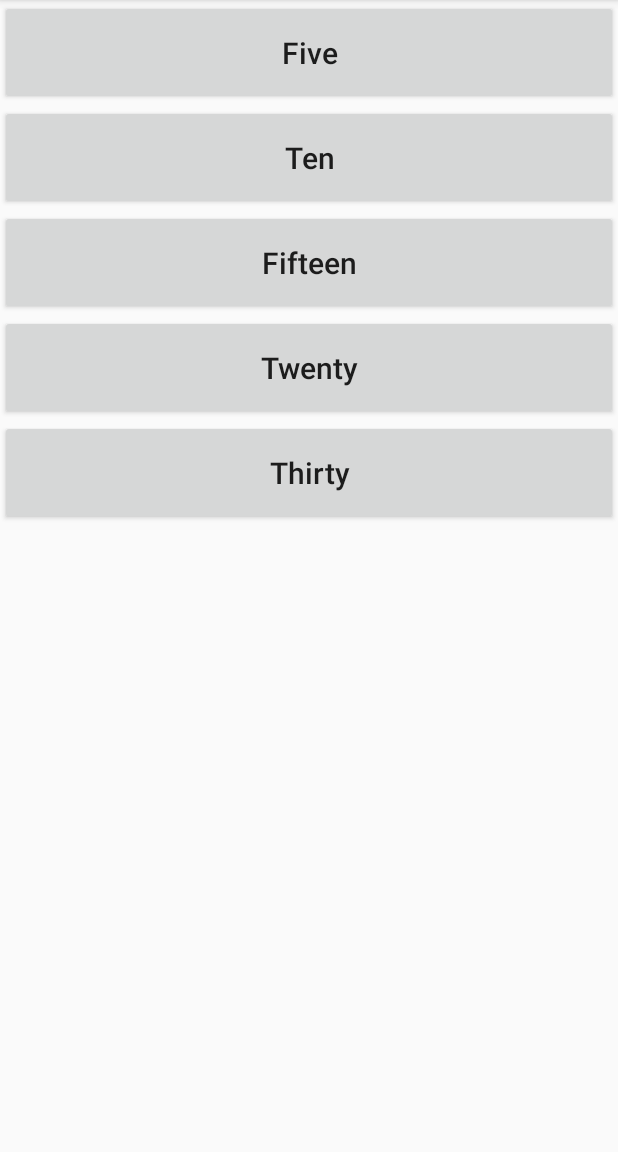
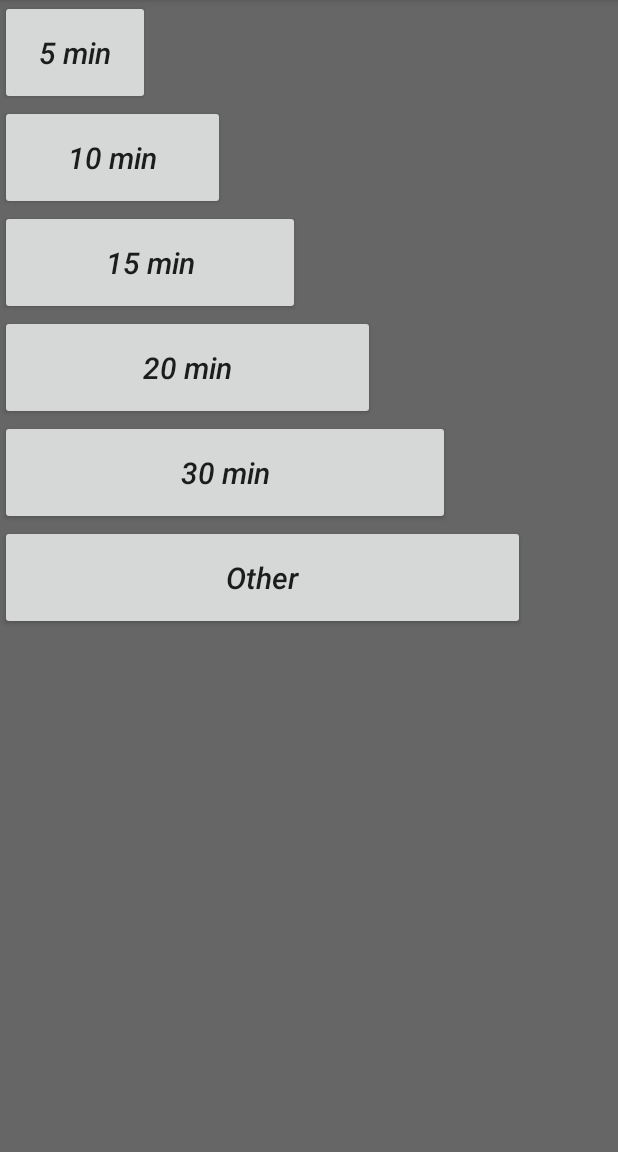
Before and after one commit to TaslimOseni/Kasparov, an Android app: the screen it shows after launch (StartActivity), on a phone screen of 412 x 824 dp, the part 84-1236 px from its top. Run offline under Robolectric (Android 15) with nearby library versions, the phone set to English and light mode, and no system bars.

Commit message:
new updates

```diff
--- a/app/src/main/java/com/dabinu/apps/chesstimer/StartActivity.java
+++ b/app/src/main/java/com/dabinu/apps/chesstimer/StartActivity.java
@@ -1,14 +1,20 @@
 package com.dabinu.apps.chesstimer;
 
 import android.content.Intent;
+import android.graphics.Color;
 import android.support.v7.app.AppCompatActivity;
 import android.os.Bundle;
+import android.support.v7.widget.LinearLayoutCompat;
 import android.view.View;
+import android.view.ViewGroup;
 import android.widget.Button;
+import android.widget.EditText;
+import android.widget.RelativeLayout;
 
 public class StartActivity extends AppCompatActivity {
 
-    Button five, ten, fifteen, twenty, thirty;
+    Button five, ten, fifteen, twenty, thirty, other;
+    RelativeLayout maam;
 
     @Override
     protected void onCreate(Bundle savedInstanceState) {
@@ -20,8 +26,11 @@ public class StartActivity extends AppCompatActivity {
         fifteen = (Button) findViewById(R.id.fif);
         twenty = (Button) findViewById(R.id.twen);
         thirty = (Button) findViewById(R.id.thirt);
+        other = (Button) findViewById(R.id.other);
+        maam = (RelativeLayout) findViewById(R.id.maam);
 
-        //Intent to got o the main activity: Named it surgical activity.
+
+        //Intent to got to the main activity: Named it surgical activity.
         final Intent intent = new Intent(this, SurgicalRoom.class);
 
 
@@ -71,6 +80,17 @@ public class StartActivity extends AppCompatActivity {
             }
         });
 
+        other.setOnClickListener(new View.OnClickListener() {
+            @Override
+            public void onClick(View view) {
+                EditText editText = new EditText(getApplicationContext());
+                editText.setLayoutParams(new LinearLayoutCompat.LayoutParams(ViewGroup.LayoutParams.WRAP_CONTENT, ViewGroup.LayoutParams.WRAP_CONTENT));
+                editText.setBackgroundColor(Color.WHITE);
+                //todo: set a layout under that'd hold two spinners and one image view
+                maam.addView(editText);
+            }
+        });
+
     }
 
 
--- a/app/src/main/java/com/dabinu/apps/chesstimer/SurgicalRoom.java
+++ b/app/src/main/java/com/dabinu/apps/chesstimer/SurgicalRoom.java
@@ -15,6 +15,7 @@ import android.view.View;
 import android.view.Window;
 import android.view.WindowManager;
 import android.widget.ImageButton;
+import android.widget.LinearLayout;
 import android.widget.TextView;
 
 public class SurgicalRoom extends AppCompatActivity {
@@ -24,6 +25,7 @@ public class SurgicalRoom extends AppCompatActivity {
     CountDownTimer countDownTimer;
     Vibrator vibrator;
     ImageButton playpause, reset, stop;
+    LinearLayout noMansLand;
 
 
 /*  My onCreate method uses three other methods:
@@ -41,6 +43,7 @@ public class SurgicalRoom extends AppCompatActivity {
         actionBar.hide();
         setContentView(R.layout.activity_surgical_room);
 
+        noMansLand = (LinearLayout) findViewById(R.id.noMansLand);
 
         String minutes = getIntent().getStringExtra("EXTRA");
 
@@ -62,8 +65,6 @@ public class SurgicalRoom extends AppCompatActivity {
         topText.setOnClickListener(new View.OnClickListener() {
             @Override
             public void onClick(View view) {
-                //Had to increase my min API to 21 to use the method below:
-                playpause.setImageDrawable(getDrawable(R.drawable.tas_play));
                 theTextViewToggler(topText);
             }
         });
@@ -71,19 +72,9 @@ public class SurgicalRoom extends AppCompatActivity {
         bottomText.setOnClickListener(new View.OnClickListener() {
             @Override
             public void onClick(View view) {
-                //Had to increase my min API to 21 to use the method below:
-                playpause.setImageDrawable(getDrawable(R.drawable.tas_play));
                 theTextViewToggler(bottomText);
             }
         });
-
-
-//        stop.setOnClickListener(new View.OnClickListener() {
-//            @Override
-//            public void onClick(View view) {
-//
-//            }
-//        });
 
     }
 
--- a/app/src/main/res/layout/activity_start.xml
+++ b/app/src/main/res/layout/activity_start.xml
@@ -4,53 +4,68 @@
     xmlns:tools="http://schemas.android.com/tools"
     android:layout_width="match_parent"
     android:layout_height="match_parent"
+    android:background="#666"
+    android:id="@+id/maam"
     tools:context="com.dabinu.apps.chesstimer.StartActivity">
 
     <Button
-        android:layout_width="match_parent"
+        android:id="@+id/five"
+        android:layout_width="100dp"
         android:layout_height="70dp"
-        android:text="Five"
-        android:textSize="20sp"
+        android:text="@string/v"
+        android:textStyle="italic"
         android:textAllCaps="false"
-        android:id="@+id/five"/>
+        android:textSize="20sp" />
 
     <Button
-        android:layout_width="match_parent"
+        android:layout_width="150dp"
         android:layout_height="70dp"
         android:id="@+id/ten"
-        android:text="Ten"
+        android:text="@string/x"
+        android:textStyle="italic"
         android:textSize="20sp"
         android:textAllCaps="false"
         android:layout_below="@id/five"/>
 
     <Button
-        android:layout_width="match_parent"
+        android:layout_width="200dp"
         android:layout_height="70dp"
         android:id="@+id/fif"
-        android:text="Fifteen"
+        android:text="@string/xv"
+        android:textStyle="italic"
         android:textSize="20sp"
         android:textAllCaps="false"
         android:layout_below="@id/ten"/>
 
 
     <Button
-        android:layout_width="match_parent"
+        android:layout_width="250dp"
         android:layout_height="70dp"
         android:id="@+id/twen"
-        android:text="Twenty"
+        android:text="@string/xx"
+        android:textStyle="italic"
         android:textSize="20sp"
         android:textAllCaps="false"
         android:layout_below="@id/fif"/>
 
     <Button
-        android:layout_width="match_parent"
+        android:layout_width="300dp"
         android:layout_height="70dp"
         android:id="@+id/thirt"
-        android:text="Thirty"
+        android:text="@string/xxx"
+        android:textStyle="italic"
         android:textSize="20sp"
         android:textAllCaps="false"
         android:layout_below="@id/twen"/>
 
-    <!--todo: include arbitrary time!-->
+    <Button
+        android:layout_width="350dp"
+        android:layout_height="70dp"
+        android:layout_below="@+id/thirt"
+        android:id="@+id/other"
+        android:text="@string/choose"
+        android:textSize="20sp"
+        android:textAllCaps="false"
+        android:textStyle="italic"/>
 
 </RelativeLayout>
--- a/app/src/main/res/layout/activity_surgical_room.xml
+++ b/app/src/main/res/layout/activity_surgical_room.xml
@@ -22,6 +22,8 @@
         android:layout_width="match_parent"
         android:layout_height="wrap_content"
         android:layout_below="@+id/top"
+        android:id="@+id/noMansLand"
+        android:background="#000"
         android:layout_above="@+id/bottom"
         android:orientation="horizontal">
 
@@ -30,7 +32,7 @@
             android:layout_height="wrap_content"
             android:layout_marginLeft="65dp"
             android:layout_gravity="center"
-            android:background="#666"
+            android:background="#000"
             android:id="@+id/stop"
             android:src="@drawable/tas_stop"/>
 
@@ -40,8 +42,9 @@
             android:layout_height="wrap_content"
             android:layout_gravity="center"
             android:layout_marginStart="65dp"
+            android:src="@drawable/tas_play"
             android:scaleType="fitCenter"
-            android:background="#666" />
+            android:background="#000" />
 
         <ImageButton
             android:layout_width="wrap_content"
@@ -49,7 +52,7 @@
             android:layout_marginLeft="65dp"
             android:id="@+id/reset"
             android:layout_gravity="center"
-            android:background="#666"
+            android:background="#000"
             android:src="@drawable/tas_reset"/>
 
     </LinearLayout>
--- a/app/src/main/res/values/strings.xml
+++ b/app/src/main/res/values/strings.xml
@@ -3,5 +3,11 @@
 
     <string name="title_activity_main_process">MainProcess</string>
     <string name="timeUp">Time up!!!</string>
+    <string name="v">5 min</string>
+    <string name="x">10 min</string>
+    <string name="xv">15 min</string>
+    <string name="xx">20 min</string>
+    <string name="xxx">30 min</string>
+    <string name="choose">Other</string>
     <string name="exit_query">Are you sure you want to exit?</string>
 </resources>
```
Also changed, not shown: app/src/main/res/drawable/bishopbackground.jpeg (added).
